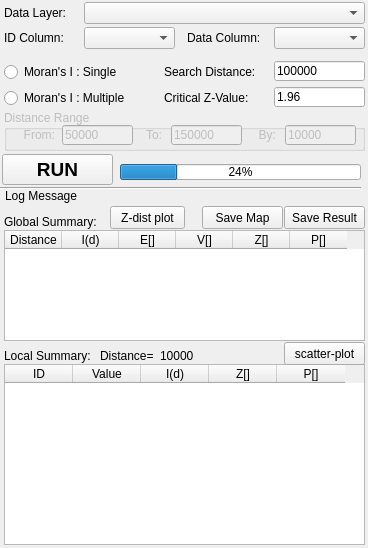
Old version of the form gui/ui_form_morans_i.ui in the repository Gaia3D/GeepsSpatialStatistic.
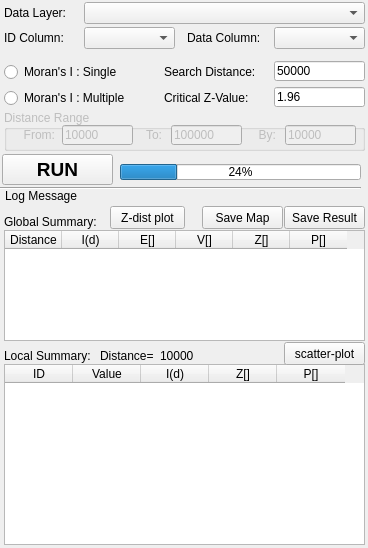
New version of the form.

Patch:
```diff
--- a/gui/ui_form_morans_i.ui
+++ b/gui/ui_form_morans_i.ui
@@ -108,7 +108,7 @@
     </rect>
    </property>
    <property name="text">
-    <string>100000</string>
+    <string>50000</string>
    </property>
   </widget>
   <widget class="QLabel" name="lbl_m_1">
@@ -181,7 +181,7 @@
      </rect>
     </property>
     <property name="text">
-     <string>50000</string>
+     <string>10000</string>
     </property>
    </widget>
    <widget class="QLineEdit" name="edtTo">
@@ -194,7 +194,7 @@
      </rect>
     </property>
     <property name="text">
-     <string>150000</string>
+     <string>100000</string>
     </property>
    </widget>
    <widget class="QLabel" name="label_7">
```
